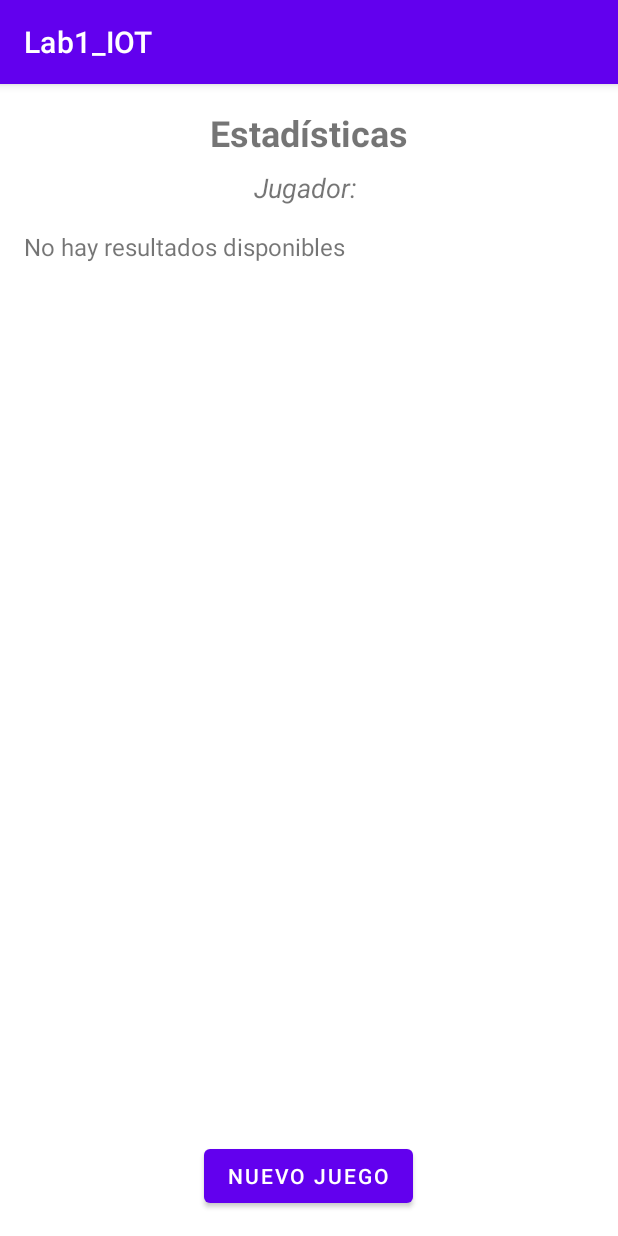
After one commit to JuanPLoyola/Lab1_IOT_ahorcado, an Android app: the StatisticsActivity screen opened directly, with no data from a screen before it, on a phone screen of 412 x 824 dp. The commit adds this screen. Run offline under Robolectric (Android 15) with nearby library versions, the phone set to English and light mode, and no system bars.

Commit message:
Actividad 3: no terminada

```diff
--- a/app/src/main/AndroidManifest.xml
+++ b/app/src/main/AndroidManifest.xml
@@ -21,7 +21,7 @@
             </intent-filter>
         </activity>
         <activity android:name=".GameActivity" />
-
+        <activity android:name=".StatisticsActivity" />
 
     </application>
 
--- a/app/src/main/java/com/example/lab1_iot/GameActivity.java
+++ b/app/src/main/java/com/example/lab1_iot/GameActivity.java
@@ -1,5 +1,6 @@
 package com.example.lab1_iot;
 
+import android.content.Intent;
 import android.os.Bundle;
 import android.view.View;
 import android.widget.Button;
@@ -39,6 +40,16 @@ public class GameActivity extends AppCompatActivity {
         lettersGrid = findViewById(R.id.letters_grid);
         letterViews = new ArrayList<>();
 
+        ImageView statsIcon = findViewById(R.id.stats_icon);
+        statsIcon.setOnClickListener(new View.OnClickListener() {
+            @Override
+            public void onClick(View v) {
+                // Lanzar la nueva actividad de estadísticas
+                Intent intent = new Intent(GameActivity.this, StatisticsActivity.class);
+                startActivity(intent);
+            }
+        });
+
         setupNewGame();
 
         Button newGameButton = findViewById(R.id.btn_new_game);
@@ -67,6 +78,8 @@ public class GameActivity extends AppCompatActivity {
         // Genera los botones de letras
         setupLetterButtons();
     }
+
+
 
     private void setupWordLayout() {
         LinearLayout wordLayout = findViewById(R.id.word_layout);
@@ -139,6 +152,14 @@ public class GameActivity extends AppCompatActivity {
         }
     }
 
+
+    private List<String> gameResults = new ArrayList<>();
+
+    // Método para registrar el resultado de un juego
+    private void registerGameResult(String result) {
+        gameResults.add(result);  // Añadir el resultado al ArrayList
+    }
+
     private void checkGameStatus() {
         boolean won = true;
 
@@ -148,11 +169,13 @@ public class GameActivity extends AppCompatActivity {
                 break;
             }
         }
+        List<String> gameHistory = new ArrayList<>();
 
         if (won) {
             Toast.makeText(this, "¡Ganaste!", Toast.LENGTH_LONG).show();
             disableAllButtons();
             showElapsedTime(true);
+
 
         } else if (wrongGuesses >= maxGuesses) {
             Toast.makeText(this, "¡Perdiste!", Toast.LENGTH_LONG).show();
@@ -180,10 +203,16 @@ public class GameActivity extends AppCompatActivity {
         int seconds = (int) (elapsedTime / 1000);
         String resultMessage = w ? "Ganaste" : "Perdiste";
 
+
         // Actualizar el TextView con el tiempo transcurrido
         timeTextView.setText(resultMessage + " / Termino: " + seconds + " s");
     }
 
+    public List<String> getGameResults() {
+        return gameResults;
+    }
+
+
 
 
 }
--- /dev/null
+++ b/app/src/main/java/com/example/lab1_iot/StatisticsActivity.java
@@ -0,0 +1,40 @@
+package com.example.lab1_iot;
+
+import android.content.Intent;
+import android.os.Bundle;
+import android.widget.Button;
+import android.widget.LinearLayout;
+import android.widget.TextView;
+
+import androidx.appcompat.app.AppCompatActivity;
+
+import java.util.ArrayList;
+import java.util.List;
+
+public class StatisticsActivity extends AppCompatActivity {
+
+    @Override
+    protected void onCreate(Bundle savedInstanceState) {
+        super.onCreate(savedInstanceState);
+        setContentView(R.layout.activity_statistics);
+
+        // Obtener la referencia del TextView donde se mostrarán los resultados
+        TextView statsList = findViewById(R.id.statsList);
+
+        // Obtener el ArrayList de resultados que se pasó desde GameActivity
+        ArrayList<String> gameResults = getIntent().getStringArrayListExtra("gameResults");
+
+        // Verificar que el ArrayList no sea nulo antes de usarlo
+        if (gameResults != null && !gameResults.isEmpty()) {
+            // Mostrar los resultados en el TextView
+            StringBuilder results = new StringBuilder();
+            for (int i = 0; i < gameResults.size(); i++) {
+                results.append("Juego ").append(i + 1).append(": ").append(gameResults.get(i)).append("\n");
+            }
+            statsList.setText(results.toString());
+        } else {
+            // Manejar el caso en que no haya resultados
+            statsList.setText("No hay resultados disponibles");
+        }
+    }
+}
--- /dev/null
+++ b/app/src/main/res/layout/activity_statistics.xml
@@ -0,0 +1,64 @@
+<?xml version="1.0" encoding="utf-8"?>
+<androidx.constraintlayout.widget.ConstraintLayout xmlns:android="http://schemas.android.com/apk/res/android"
+                                                   android:layout_width="match_parent"
+                                                   android:layout_height="match_parent">
+
+
+    <LinearLayout
+            xmlns:android="http://schemas.android.com/apk/res/android"
+            android:layout_width="match_parent"
+            android:layout_height="match_parent"
+            android:orientation="vertical"
+            android:padding="16dp"
+            android:gravity="center_horizontal">
+
+        <TextView
+                android:id="@+id/statsTitle"
+                android:layout_width="wrap_content"
+                android:layout_height="wrap_content"
+                android:text="Estadísticas"
+                android:textStyle="bold"
+                android:textSize="24sp"
+                android:layout_marginBottom="8dp" />
+
+        <TextView
+                android:id="@+id/playerName"
+                android:layout_width="wrap_content"
+                android:layout_height="wrap_content"
+                android:text="Jugador: "
+                android:textStyle="italic"
+                android:textSize="18sp"
+                android:layout_marginBottom="16dp" />
+
+        <ScrollView
+                android:layout_width="match_parent"
+                android:layout_height="0dp"
+                android:layout_weight="1">
+
+            <LinearLayout
+                    android:layout_width="match_parent"
+                    android:layout_height="wrap_content"
+                    android:orientation="vertical">
+
+                <!-- Aquí se agregarán dinámicamente los resultados de los juegos -->
+                <TextView
+                        android:id="@+id/statsList"
+                        android:layout_width="wrap_content"
+                        android:layout_height="wrap_content"
+                        android:text="Resultados"
+                        android:textSize="16sp" />
+
+            </LinearLayout>
+        </ScrollView>
+
+        <Button
+                android:id="@+id/btn_new_game"
+                android:layout_width="wrap_content"
+                android:layout_height="wrap_content"
+                android:text="Nuevo Juego" />
+    </LinearLayout>
+
+
+
+
+</androidx.constraintlayout.widget.ConstraintLayout>
```
